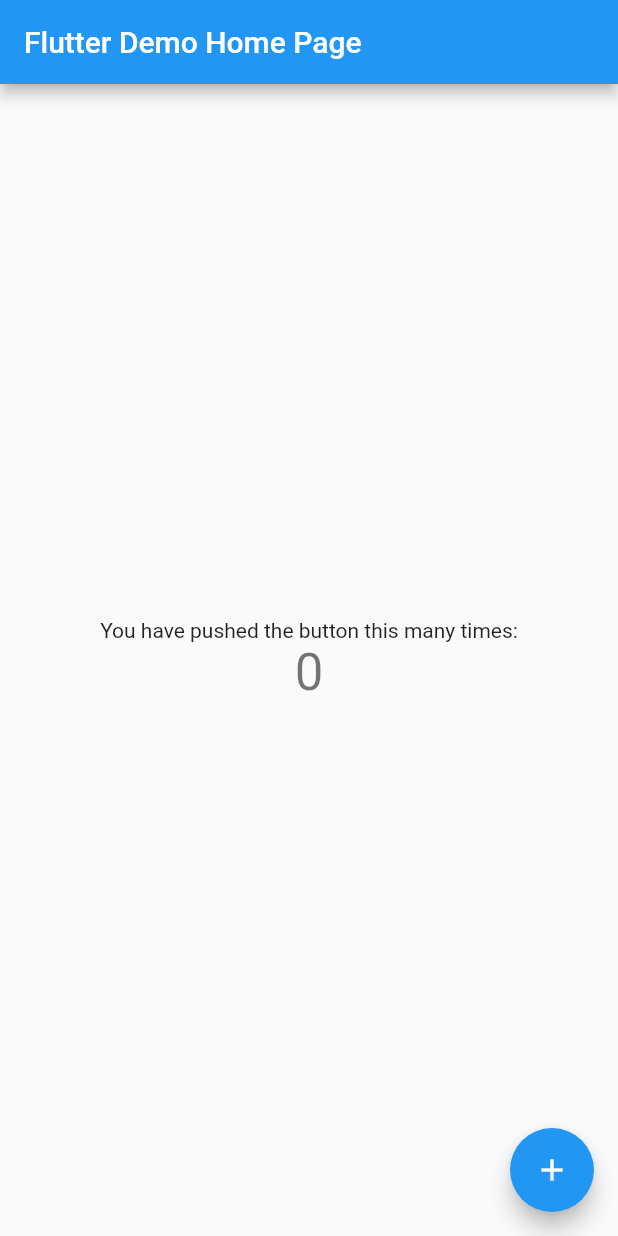
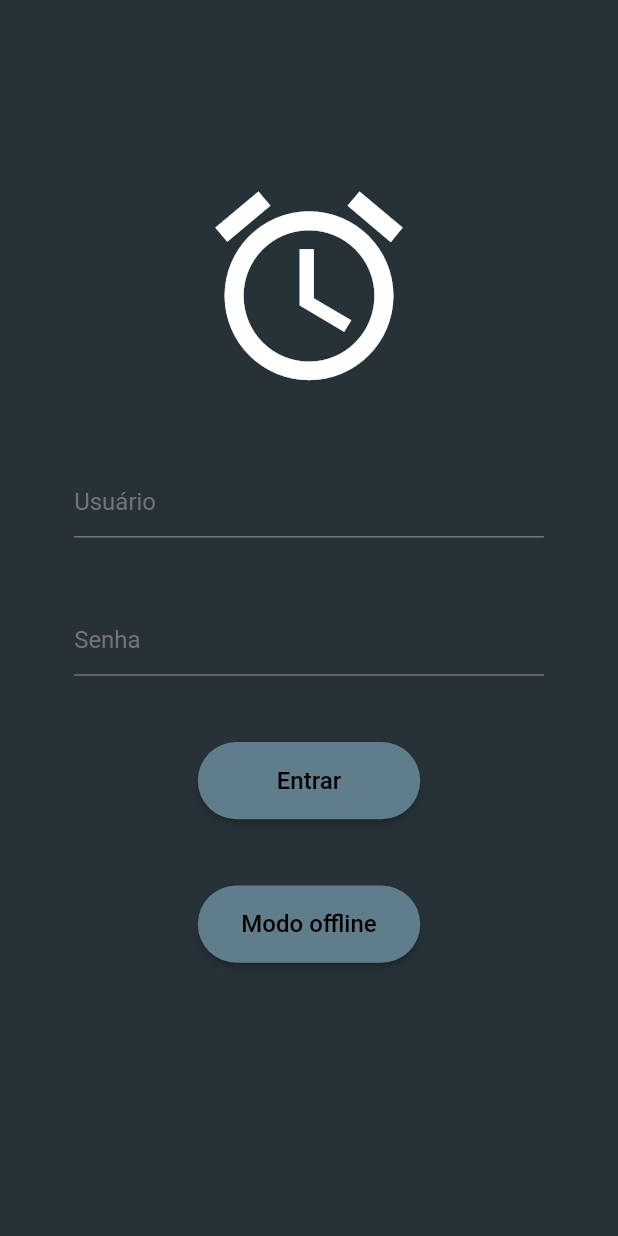
Before and after one commit to MatheusAraujo6/pimobile3a, a Flutter app: the screen it shows after launch, on a phone screen of 412 x 824 dp. Run offline on Flutter 3.47's test engine with Material 2 defaults, Android fonts, the phone set to English and light mode, and no system bars.

Commit message:
Criação da tela de login

```diff
--- /dev/null
+++ b/lib/login.dart
@@ -0,0 +1,81 @@
+import 'package:flutter/material.dart';
+
+class LoginTela extends StatefulWidget {
+  const LoginTela({Key? key}) : super(key: key);
+
+  @override
+  State<LoginTela> createState() => _LoginTelaState();
+}
+
+class _LoginTelaState extends State<LoginTela> {
+  void emptyMethod() {}
+
+  TextField caixaEntradaTexto(String label, bool isPassword) {
+    return TextField(
+      obscureText: isPassword,
+      decoration: InputDecoration(
+          enabledBorder: UnderlineInputBorder(
+              borderSide: BorderSide(color: Colors.grey.shade600)),
+          focusedBorder: const UnderlineInputBorder(
+              borderSide: BorderSide(color: Colors.white)),
+          errorBorder: const UnderlineInputBorder(
+              borderSide: BorderSide(color: Colors.red)),
+          focusedErrorBorder: const UnderlineInputBorder(
+              borderSide: BorderSide(color: Colors.white)),
+          hintText: label,
+          hintStyle: TextStyle(color: Colors.grey.shade600)),
+      style: const TextStyle(color: Colors.white),
+    );
+  }
+
+  ElevatedButton botaoLogin(String label, Function funcionalidade) {
+    return ElevatedButton(
+        onPressed: () => funcionalidade,
+        style: ElevatedButton.styleFrom(
+            shape: const StadiumBorder(), backgroundColor: Colors.blueGrey),
+        child: Text(
+          label,
+          style: const TextStyle(fontSize: 16, color: Colors.black),
+        ));
+  }
+
+  @override
+  Widget build(BuildContext context) {
+    double width = MediaQuery.of(context).size.width;
+    double height = MediaQuery.of(context).size.height;
+
+    return Scaffold(
+      backgroundColor: Colors.blueGrey.shade900,
+      body: Padding(
+        padding: EdgeInsets.only(
+            top: 0.0875 * height,
+            left: 0.12 * width,
+            right: 0.12 * width,
+            bottom: 0.1675 * height),
+        child: Column(
+          crossAxisAlignment: CrossAxisAlignment.center,
+          mainAxisAlignment: MainAxisAlignment.spaceEvenly,
+          children: [
+            const Icon(
+              Icons.alarm,
+              size: 150,
+              color: Colors.white,
+            ),
+            caixaEntradaTexto('Usuário', false),
+            caixaEntradaTexto('Senha', true),
+            SizedBox(
+              width: 0.36 * width,
+              height: 0.0625 * height,
+              child: botaoLogin('Entrar', emptyMethod),
+            ),
+            SizedBox(
+              width: 0.36 * width,
+              height: 0.0625 * height,
+              child: botaoLogin('Modo offline', emptyMethod),
+            ),
+          ],
+        ),
+      ),
+    );
+  }
+}
--- a/lib/main.dart
+++ b/lib/main.dart
@@ -1,4 +1,5 @@
 import 'package:flutter/material.dart';
+import 'login.dart';
 
 void main() {
   runApp(const MyApp());
@@ -24,7 +25,8 @@
         // is not restarted.
         primarySwatch: Colors.blue,
       ),
-      home: const MyHomePage(title: 'Flutter Demo Home Page'),
+      //home: const MyHomePage(title: 'Flutter Demo Home Page'),
+      home: LoginTela(),
     );
   }
 }
--- a/teste.txt
+++ /dev/null
@@ -1 +0,0 @@
-algo
```
